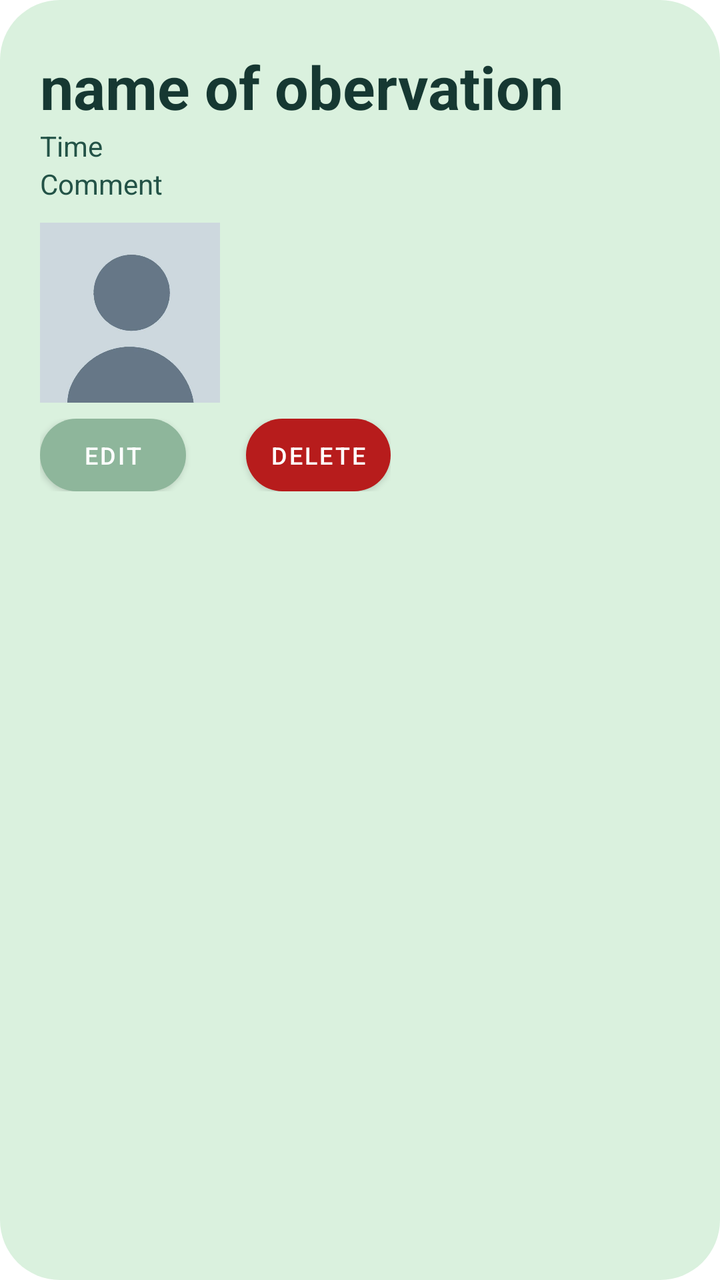
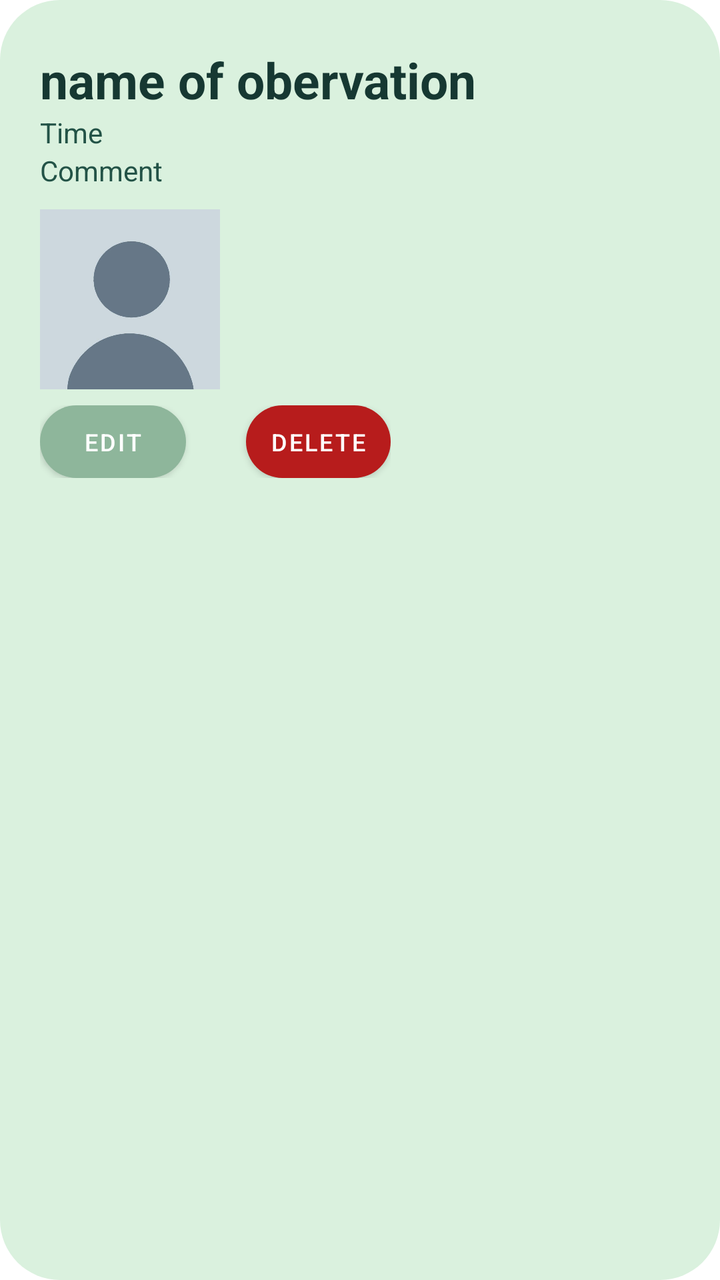

Two renders of the same Android screen: before a commit and after it. Below are the layout's source before the change and the commit's diff.
<!-- AndroidManifest.xml: application theme Theme.InformationApp -->
<!-- res/layout/observation_view.xml -->
<LinearLayout xmlns:android="http://schemas.android.com/apk/res/android"
    xmlns:app="http://schemas.android.com/apk/res-auto"

    android:layout_width="match_parent"
    android:layout_height="wrap_content"
    android:orientation="vertical"

    android:paddingStart="20dp"
    android:paddingEnd="10dp"
    android:layout_marginBottom="5dp"
    android:layout_marginHorizontal="10dp"
    android:padding="23dp"
    android:background="@drawable/rounded_background">



    <TextView
        android:id="@+id/tvName"
        android:layout_width="323dp"
        android:layout_height="wrap_content"
        android:text="name of obervation"
        android:textSize="30dp"
        android:textColor="@color/midGreen"
        android:textStyle="bold" />

    <TextView
        android:id="@+id/tvTime"
        android:layout_width="match_parent"
        android:layout_height="wrap_content"
        android:textColor="@color/primaryGreen"

        android:text="Time"/>

    <TextView
        android:id="@+id/tvcomments"
        android:layout_width="match_parent"
        android:layout_height="wrap_content"
        android:layout_marginBottom="10dp"
        android:textColor="@color/primaryGreen"
        android:text="Comment"/>

    

    <ImageView
        android:id="@+id/obs_item_image"
        android:layout_width="90dp"
        android:layout_height="90dp"
        android:background="#E0E0E0"
        android:scaleType="centerCrop"
        android:src="@drawable/pp" />

    <LinearLayout
        android:layout_width="wrap_content"
        android:layout_height="wrap_content"
        android:layout_marginTop="8dp"
        android:textColor="@android:color/white"
        android:orientation="horizontal">


        <Button
            android:id="@+id/edit_btn"
            style="@style/RoundedButton"
            android:layout_width="73dp"
            android:layout_height="wrap_content"
            app:backgroundTint="@null"
            android:text="Edit" />

        <Button
            android:id="@+id/del_btn"
            style="@style/RoundedButton2"
            android:layout_width="wrap_content"
            android:layout_height="match_parent"
            android:layout_marginStart="30dp"
            app:backgroundTint="@null"
            android:text="Delete" />
    </LinearLayout>

</LinearLayout>
<!-- resources referenced by this layout -->
<resources>
  <color name="midGreen">#163832</color>
  <color name="primaryGreen">#235347</color>
  <!-- drawable pp: jpg bitmap (drawable, 8340 bytes) -->
  <!-- drawable rounded_background (drawable) -->
  <?xml version="1.0" encoding="utf-8"?>
  <shape xmlns:android="http://schemas.android.com/apk/res/android"
      android:shape="rectangle">
  
      <solid android:color="#DAF1DE"/>
  
      <corners android:radius="30dp"/>
  
  </shape>
  <style name="RoundedButton" parent="Widget.MaterialComponents.Button">
          
          <item name="android:background">@drawable/bg_button_rounded</item>
          <item name="android:minWidth">0dp</item>   
          <item name="android:minHeight">0dp</item>  
          <item name="android:paddingStart">12dp</item> 
          <item name="android:paddingEnd">12dp</item>
          <item name="android:textSize">12sp</item> 
      </style>
  <style name="RoundedButton2" parent="Widget.MaterialComponents.Button">
          
          <item name="android:background">@drawable/delete_btn</item>
          <item name="android:minWidth">0dp</item>   
          <item name="android:minHeight">0dp</item>  
          <item name="android:paddingStart">12dp</item> 
          <item name="android:paddingEnd">12dp</item>
          <item name="android:textSize">12sp</item> 
      </style>
  <style name="Theme.InformationApp" parent="Theme.MaterialComponents.DayNight.NoActionBar">
          
          <item name="colorPrimaryVariant">@color/blue_light_end</item>
          <item name="colorOnPrimary">@color/white</item>
          
          <item name="colorSecondary">@color/teal_200</item>
          <item name="colorSecondaryVariant">@color/teal_700</item>
          <item name="colorOnSecondary">@color/black</item>
          
          <item name="android:statusBarColor">?attr/colorPrimaryVariant</item>
          
      </style>
  <!-- drawable bg_button_rounded (drawable) -->
  <?xml version="1.0" encoding="utf-8"?>
  <shape xmlns:android="http://schemas.android.com/apk/res/android"
      android:shape="rectangle">
  
      
      <solid android:color="#8EB69B" />
  
      
      <corners android:radius="30dp" />
  
  </shape>
  <!-- drawable delete_btn (drawable) -->
  <?xml version="1.0" encoding="utf-8"?>
  <shape xmlns:android="http://schemas.android.com/apk/res/android"
      android:shape="rectangle">
  
      
      <solid android:color="#B71C1C" />
  
      
      <corners android:radius="30dp" />
  
  </shape>
  <color name="blue_light_end">#56B4FF</color>
  <color name="white">#FFFFFF</color>
  <color name="teal_200">#B2DFDB</color>
  <color name="teal_700">#00BCD4</color>
  <color name="black">#000000</color>
</resources>

<!-- the commit's change to res/layout/observation_view.xml (unified diff, before → after) -->
@@ -19,7 +19,7 @@
         android:layout_width="323dp"
         android:layout_height="wrap_content"
         android:text="name of obervation"
-        android:textSize="30dp"
+        android:textSize="25dp"
         android:textColor="@color/midGreen"
         android:textStyle="bold" />
 
